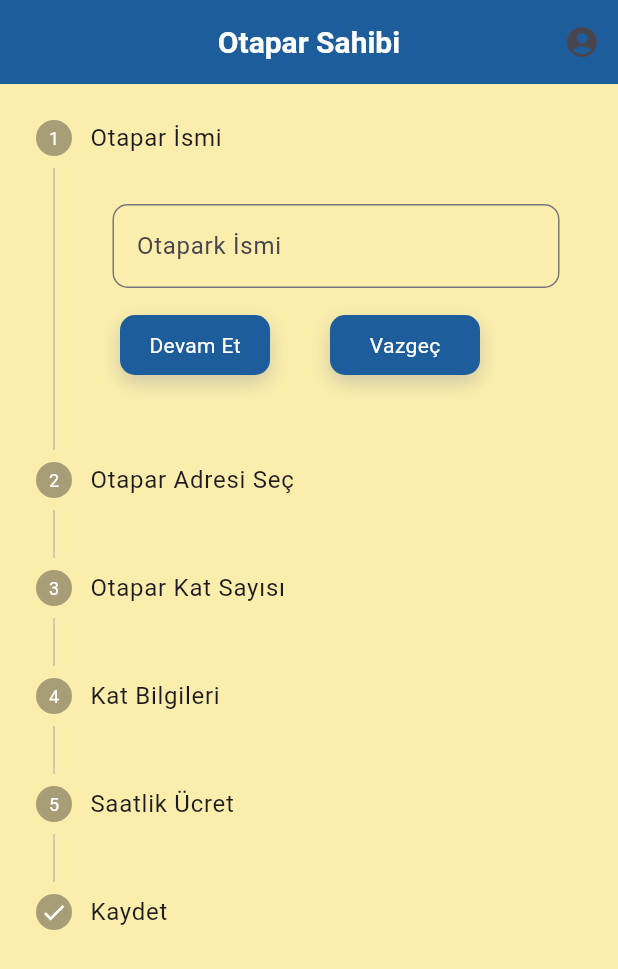
After one commit to Osmankayan32/parkez, a Flutter app: the OwnersScreen screen opened directly, on a phone screen of 412 x 824 dp. The commit adds this screen. Shown: the top 969 px of the screen. Run offline on Flutter 3.47's test engine with Material 3 defaults, Android fonts, the phone set to English and light mode, and no system bars; our stand-ins replace cloud_firestore, firebase_auth, firebase_core, flutter_riverpod, fluttertoast, get_it and 2 more; accounts and stored records are empty.

Commit message:
otopark kayit ekranı, kayit edilen verinin yazımı,

```diff
--- /dev/null
+++ b/lib/views/owners_views/otapark_kayit_screen/owners_screen.dart
@@ -0,0 +1,32 @@
+import 'package:flutter/material.dart';
+import 'package:login_screen/views/profile_screen/profile_screen.dart';
+
+import 'widgets/step_widget.dart';
+
+class OwnersScreen extends StatelessWidget {
+  const OwnersScreen({super.key});
+
+  @override
+  Widget build(BuildContext context) {
+    // TODO: implement build
+    return Scaffold(
+        appBar: AppBar(
+          title: const Text("Otapar Sahibi"),
+          actions: [
+            IconButton(
+              icon: const Icon(Icons.account_circle),
+              onPressed: () {
+                Navigator.push(
+                  context,
+                  MaterialPageRoute(builder: (context) => const ProfileScreen(otaparSayfasindanMi: true)),
+                );
+                // Ayarlar butonuna basıldığında yapılacak işlemler
+              },
+            ),
+          ],
+        ),
+        body: SingleChildScrollView(
+          child: StepWidget(),
+        ));
+  }
+}
--- /dev/null
+++ b/lib/views/owners_views/otapark_kayit_screen/widgets/step_widget.dart
@@ -0,0 +1,189 @@
+import 'dart:developer';
+
+import 'package:flutter/material.dart';
+import 'package:flutter_riverpod/flutter_riverpod.dart';
+import 'package:login_screen/models/otopark_model.dart';
+import 'package:login_screen/widgets/custom_buton.dart';
+import 'package:login_screen/widgets/custom_textField.dart';
+import '../controller/owners_controller.dart';
+import 'konum_sec.dart';
+
+class StepWidget extends StatefulWidget {
+  @override
+  State<StepWidget> createState() => _StepWidgetState();
+}
+
+class _StepWidgetState extends State<StepWidget> {
+  int _index = 0;
+  int maxIndex = 5;
+  List<OtaparkKatModel> katlar = [];
+
+  @override
+  Widget build(BuildContext context) {
+    // TODO: implement build
+    return Consumer(builder: (context, ref, child) {
+      final controller = ref.read(ownerController);
+      return Stepper(
+        currentStep: _index,
+        onStepTapped: stepTapped,
+        physics: const NeverScrollableScrollPhysics(),
+        controlsBuilder: (context, ControlsDetails details) {
+          if (details.stepIndex == 5) {
+            return SizedBox(
+              width: double.infinity,
+              child: CustomButon(
+                onTap: () {
+                  controller.katlar = katlar;
+                  controller.otaparkiKaydet(context);
+                },
+                width: 100,
+                height: 40,
+                child: const Text("Kaydet", style: TextStyle(color: Colors.white)),
+              ),
+            );
+          }
+          return Row(
+            children: [
+              CustomButon(
+                onTap: () {
+                  if (_index <= 4) {
+                    setState(() {
+                      _index += 1;
+                    });
+                  }
+                },
+                width: 100,
+                height: 40,
+                child: const Text("Devam Et", style: TextStyle(color: Colors.white)),
+              ),
+              CustomButon(
+                onTap: () {
+                  if (_index > 0) {
+                    setState(() {
+                      _index -= 1;
+                    });
+                  }
+                },
+                width: 100,
+                height: 40,
+                child: const Text("Vazgeç", style: TextStyle(color: Colors.white)),
+              ),
+            ],
+          );
+        },
+        steps: <Step>[
+          Step(
+            title: const Text("Otapar İsmi"),
+            content: CustomTextField(
+              hintText: "Otapark İsmi",
+              controller: controller.otaparkIsmiController,
+            ),
+          ),
+          Step(
+            title: const Text('Otapar Adresi Seç'),
+            content: Consumer(builder: (context, ref, child) {
+              String? konum = ref.watch(ownerController.select((value) => value.konum));
+              if (konum != null) {
+                return Column(
+                  crossAxisAlignment: CrossAxisAlignment.start,
+                  children: [
+                    const Text(
+                      "Konum Seçildi",
+                      style: TextStyle(fontSize: 20, fontWeight: FontWeight.bold),
+                    ),
+                    const SizedBox(height: 10),
+                    Text(konum),
+                    const SizedBox(height: 10),
+                    TextButton(
+                        onPressed: () {
+                          showDialog(context: context, builder: (context) => const KonumSec());
+                        },
+                        child: const Text("Konumu Değiştir"))
+                  ],
+                );
+              }
+              return CustomButon(
+                height: 40,
+                width: 200,
+                child: const Text("Konum Seç", style: TextStyle(color: Colors.white)),
+                onTap: () {
+                  showDialog(context: context, builder: (context) => const KonumSec());
+                },
+              );
+            }),
+          ),
+          Step(
+            title: const Text("Otapar Kat Sayısı"),
+            content: CustomTextField(hintText: "Kat Sayısı", controller: controller.katSayisiController),
+          ),
+          Step(
+            title: const Text("Kat Bilgileri"),
+            content: Consumer(builder: (context, ref, child) {
+              String? katSayisiString = ref.watch(ownerController.select((value) => value.katSayisiController.text)) ?? "0";
+              if (katSayisiString.isEmpty) return const Text("Kat Sayısı boş olama");
+              final katSayisi = int.parse(katSayisiString);
+
+              if (katSayisi == 0) return const Text("Kat Sayısı 0 Olamaz, Lütfen Tekrar Deneyiniz");
+
+              if (katSayisi < 0) return const Text("Kat Sayısı 1'den küçük olamaz");
+
+              return ListView.separated(
+                  physics: const NeverScrollableScrollPhysics(),
+                  shrinkWrap: true,
+                  itemCount: katSayisi,
+                  itemBuilder: (context, index) {
+                    final isimController = TextEditingController();
+                    final kapasiteController = TextEditingController();
+                    return Column(
+                      crossAxisAlignment: CrossAxisAlignment.start,
+                      children: [
+                        CustomTextField(hintText: "Kat İsmi", controller: isimController),
+                        CustomTextField(hintText: "Araç Kapasitesi", controller: kapasiteController),
+                        CustomButon(
+                          onTap: () {
+                            final isim = isimController.text;
+                            final kapasite = int.parse(kapasiteController.text);
+                            final katModel = OtaparkKatModel(
+                              katIsmi: isim,
+                              katKapasitesi: kapasite,
+                            );
+                            katlar.add(katModel);
+                          },
+                          child: Text(
+                            "Kaydet",
+                            style: TextStyle(color: Colors.white),
+                          ),
+                          width: 100,
+                          height: 40,
+                        )
+                      ],
+                    );
+                  },
+                  separatorBuilder: (context, index) {
+                    return const Divider(color: Colors.black);
+                  });
+            }),
+          ),
+          Step(
+              title: const Text("Saatlik Ücret"),
+              content: CustomTextField(
+                hintText: "Saatlik Ücret",
+                controller: controller.saatlikUcretController,
+              )),
+          const Step(
+            state: StepState.complete,
+            title: Text("Kaydet"),
+            content: SizedBox.shrink(),
+          )
+        ],
+      );
+    });
+  }
+
+
+  void stepTapped(int index) {
+    setState(() {
+      _index = index;
+    });
+  }
+}
--- a/lib/widgets/custom_textField.dart
+++ b/lib/widgets/custom_textField.dart
@@ -1,3 +1,5 @@
+import 'dart:developer';
+
 import 'package:flutter/material.dart';
 
 class CustomTextField extends StatelessWidget {
```
Also changed, not shown: lib/models/otopark_model.dart (added, +90 -0 lines), lib/services/firestore_services.dart (+15 -1 lines), lib/views/owners_views/otapark_kayit_screen/controller/owners_controller.dart (added, +63 -0 lines), lib/views/owners_views/otapark_kayit_screen/widgets/konum_sec.dart (added, +86 -0 lines), lib/views/owners_views/otapark_screen/controller/otapar_controller.dart (added, +26 -0 lines), lib/views/park_screen/park_screen.dart (+6 -7 lines), lib/views/profile_screen/controller/profile_controler.dart (+12 -1 lines), lib/views/profile_screen/profile_screen.dart (+16 -8 lines).
